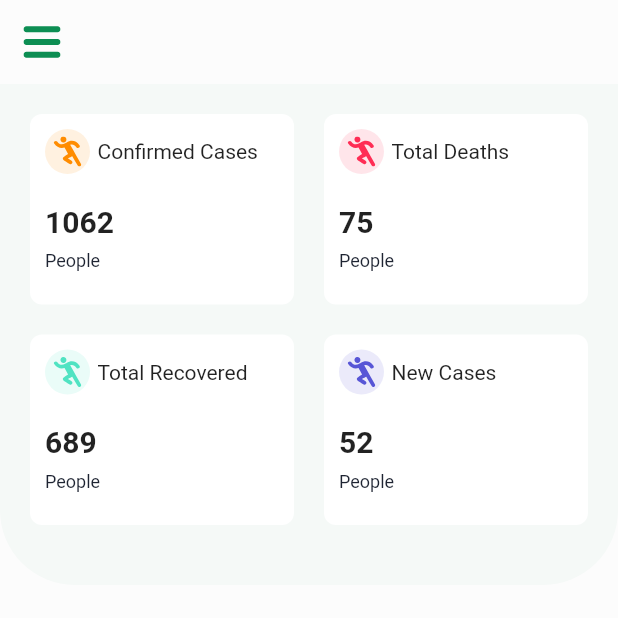
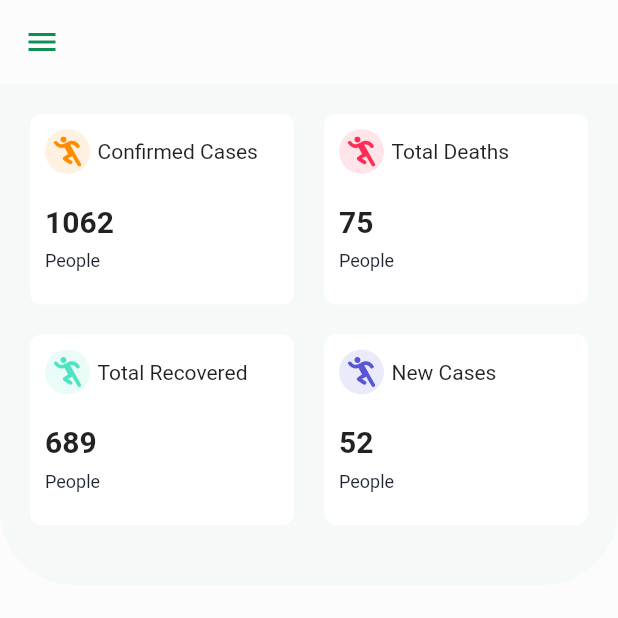
Before and after one commit to K2nate/myapp, a Flutter app: the screen it shows after launch, on a phone screen of 412 x 824 dp, the top half of it. Run offline on Flutter 3.47's test engine with Material 2 defaults, Android fonts, the phone set to English and light mode, and no system bars; our stand-ins replace flutter_svg.

```diff
--- a/lib/screens/home_screen.dart
+++ b/lib/screens/home_screen.dart
@@ -53,10 +53,7 @@ class HomeScreen extends StatelessWidget {
       backgroundColor: kBackGroundColor.withOpacity(.03),
       elevation: 0,
       leading: IconButton(
-        icon: SvgPicture.asset(
-          "assets/icons/menu.svg",
-          color: kPrimaryColor,
-        ),
+        icon: Icon(Icons.menu, color: kPrimaryColor),
         onPressed: () {},
       ),
     );
```
